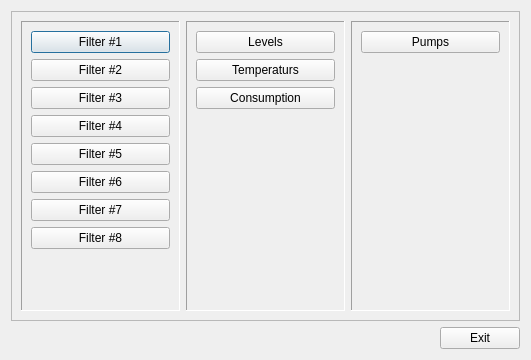
Before: the Qt Designer form filters/history.ui in vanessaorgua/Linovitsa, drawn with Qt 5.
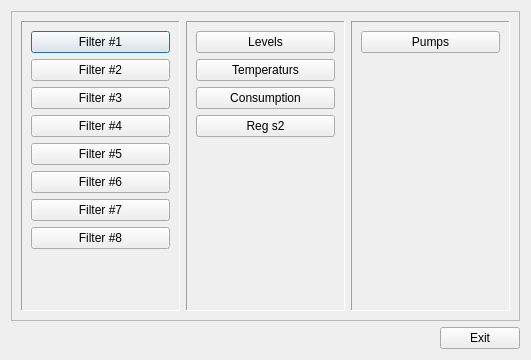
After: the same form once the commit is applied.

Commit message: Додано кнопку відображення графіків регулювання витрати на деф. 2 сат.

```diff
--- a/filters/history.ui
+++ b/filters/history.ui
@@ -134,6 +134,13 @@
            </property>
           </widget>
          </item>
+         <item>
+          <widget class="QPushButton" name="reg_01">
+           <property name="text">
+            <string>Reg s2</string>
+           </property>
+          </widget>
+         </item>
          <item>
           <spacer name="verticalSpacer_2">
            <property name="orientation">
```
The commit also changes 5 other files.
